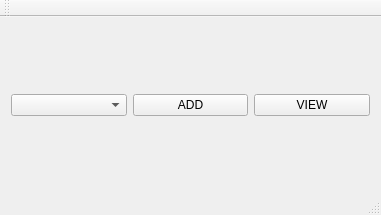
sgupta38/Password_Assistant, file mainwindow.ui: the form before one commit.
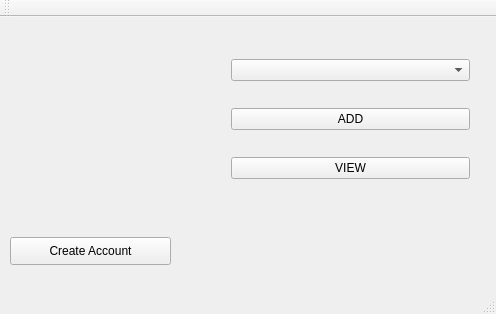
The form after the commit.

```diff
--- a/mainwindow.ui
+++ b/mainwindow.ui
@@ -6,22 +6,61 @@
    <rect>
     <x>0</x>
     <y>0</y>
-    <width>381</width>
-    <height>215</height>
+    <width>496</width>
+    <height>314</height>
    </rect>
   </property>
   <property name="windowTitle">
    <string>MainWindow</string>
   </property>
+  <property name="styleSheet">
+   <string notr="true">font: 9pt &quot;MS Shell Dlg 2&quot;;</string>
+  </property>
   <widget class="QWidget" name="centralWidget">
-   <layout class="QHBoxLayout" name="horizontalLayout_2">
-    <item>
-     <layout class="QHBoxLayout" name="horizontalLayout">
+   <widget class="QPushButton" name="pushButton_3">
+    <property name="geometry">
+     <rect>
+      <x>10</x>
+      <y>220</y>
+      <width>161</width>
+      <height>28</height>
+     </rect>
+    </property>
+    <property name="text">
+     <string>Create Account</string>
+    </property>
+   </widget>
+   <widget class="QLabel" name="m_image_label">
+    <property name="geometry">
+     <rect>
+      <x>30</x>
+      <y>40</y>
+      <width>161</width>
+      <height>131</height>
+     </rect>
+    </property>
+    <property name="text">
+     <string/>
+    </property>
+   </widget>
+   <widget class="QWidget" name="layoutWidget">
+    <property name="geometry">
+     <rect>
+      <x>220</x>
+      <y>10</y>
+      <width>261</width>
+      <height>187</height>
+     </rect>
+    </property>
+    <layout class="QVBoxLayout" name="verticalLayout">
       <item>
        <widget class="QComboBox" name="m_combo_type"/>
       </item>
       <item>
        <widget class="QPushButton" name="pushButton">
+       <property name="styleSheet">
+        <string notr="true"/>
+       </property>
         <property name="text">
          <string>ADD</string>
         </property>
@@ -35,8 +74,7 @@
        </widget>
       </item>
      </layout>
-    </item>
-   </layout>
+   </widget>
   </widget>
   <widget class="QMenuBar" name="menuBar">
    <property name="geometry">
```
Left out of the diff: 4 changed lines with no effect on the pictures. Lines whose indentation alone changed are shown as unchanged.
